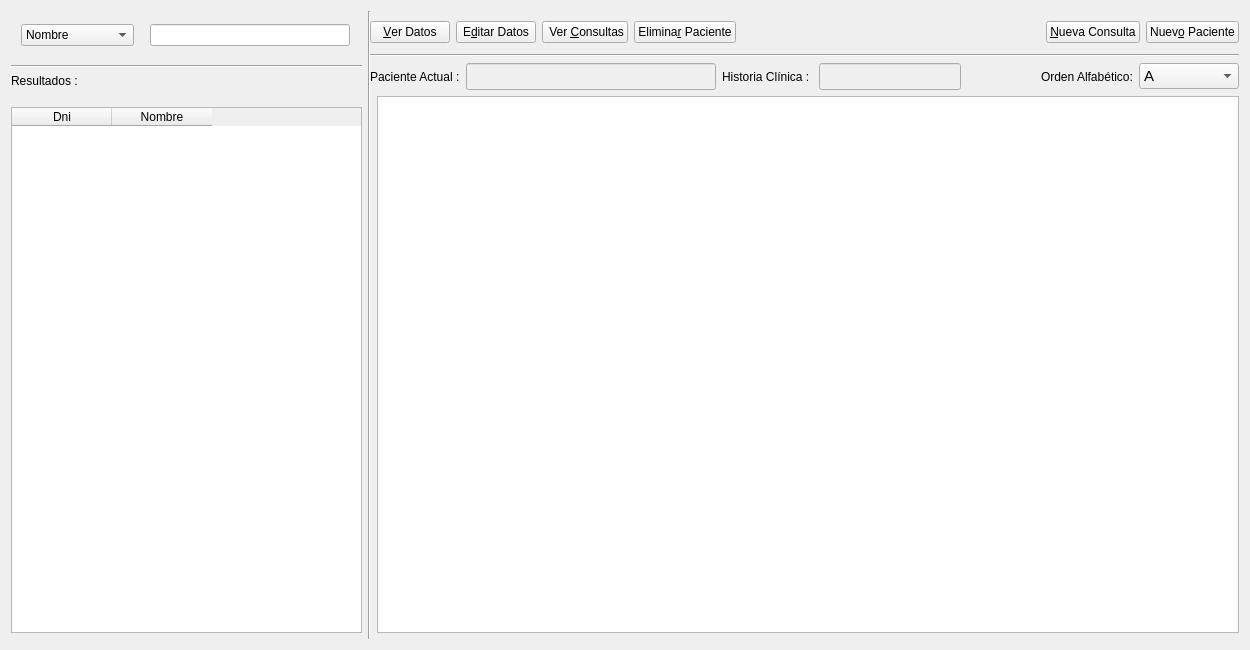
Above: paciente_ui.ui from rodety/Clinica before the change. Below: the same form after it.
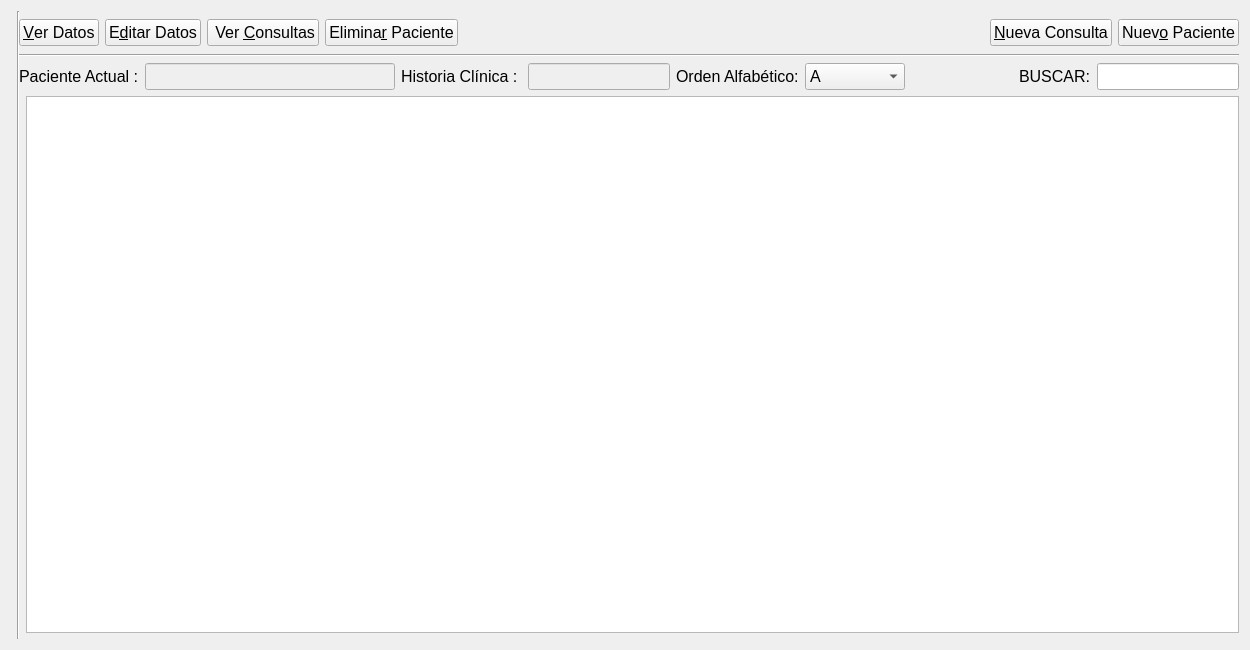
That is the form after the change. Icons and pictures are not drawn.

Commit message: actualizando cambios en Paciente y busquedas

```diff
--- a/paciente_ui.ui
+++ b/paciente_ui.ui
@@ -24,6 +24,11 @@
          <verstretch>0</verstretch>
         </sizepolicy>
        </property>
+       <property name="font">
+        <font>
+         <pointsize>12</pointsize>
+        </font>
+       </property>
        <property name="text">
         <string>Paciente Actual :</string>
        </property>
@@ -67,6 +72,11 @@
          <verstretch>0</verstretch>
         </sizepolicy>
        </property>
+       <property name="font">
+        <font>
+         <pointsize>12</pointsize>
+        </font>
+       </property>
        <property name="text">
         <string>Historia Clínica : </string>
        </property>
@@ -102,19 +112,6 @@
        </property>
       </widget>
      </item>
-     <item row="0" column="6">
-      <spacer name="horizontalSpacer_5">
-       <property name="orientation">
-        <enum>Qt::Horizontal</enum>
-       </property>
-       <property name="sizeHint" stdset="0">
-        <size>
-         <width>40</width>
-         <height>20</height>
-        </size>
-       </property>
-      </spacer>
-     </item>
      <item row="0" column="8">
       <widget class="QComboBox" name="comboBox">
        <property name="enabled">
@@ -128,7 +125,7 @@
        </property>
        <property name="font">
         <font>
-         <pointsize>11</pointsize>
+         <pointsize>12</pointsize>
         </font>
        </property>
        <item>
@@ -270,11 +267,61 @@
      </item>
      <item row="0" column="7">
       <widget class="QLabel" name="label">
+       <property name="font">
+        <font>
+         <pointsize>12</pointsize>
+        </font>
+       </property>
        <property name="text">
         <string>Orden Alfabético:</string>
        </property>
       </widget>
      </item>
+     <item row="0" column="11">
+      <widget class="QLineEdit" name="lineEdit_buscar">
+       <property name="font">
+        <font>
+         <pointsize>12</pointsize>
+        </font>
+       </property>
+       <property name="inputMask">
+        <string notr="true"/>
+       </property>
+       <property name="text">
+        <string extracomment="Apellidos y Nombres o Historia Clinica"/>
+       </property>
+      </widget>
+     </item>
+     <item row="0" column="10">
+      <widget class="QLabel" name="label_2">
+       <property name="font">
+        <font>
+         <pointsize>12</pointsize>
+        </font>
+       </property>
+       <property name="text">
+        <string>BUSCAR:</string>
+       </property>
+      </widget>
+     </item>
+     <item row="0" column="9">
+      <spacer name="horizontalSpacer_5">
+       <property name="font">
+        <font>
+         <pointsize>12</pointsize>
+        </font>
+       </property>
+       <property name="orientation">
+        <enum>Qt::Horizontal</enum>
+       </property>
+       <property name="sizeHint" stdset="0">
+        <size>
+         <width>40</width>
+         <height>20</height>
+        </size>
+       </property>
+      </spacer>
+     </item>
     </layout>
    </item>
    <item row="5" column="2" colspan="2">
@@ -283,95 +330,6 @@
    <item row="0" column="0" rowspan="5">
     <layout class="QGridLayout" name="gridLayout_3">
      <item row="0" column="0">
-      <spacer name="horizontalSpacer_3">
-       <property name="orientation">
-        <enum>Qt::Horizontal</enum>
-       </property>
-       <property name="sizeType">
-        <enum>QSizePolicy::Minimum</enum>
-       </property>
-       <property name="sizeHint" stdset="0">
-        <size>
-         <width>351</width>
-         <height>13</height>
-        </size>
-       </property>
-      </spacer>
-     </item>
-     <item row="1" column="0">
-      <layout class="QGridLayout" name="gridLayout">
-       <item row="0" column="0">
-        <widget class="QComboBox" name="comboBox_search">
-         <property name="sizePolicy">
-          <sizepolicy hsizetype="Fixed" vsizetype="Fixed">
-           <horstretch>0</horstretch>
-           <verstretch>0</verstretch>
-          </sizepolicy>
-         </property>
-         <property name="minimumSize">
-          <size>
-           <width>0</width>
-           <height>0</height>
-          </size>
-         </property>
-         <item>
-          <property name="text">
-           <string>Nombre</string>
-          </property>
-         </item>
-         <item>
-          <property name="text">
-           <string>Historia Clínica</string>
-          </property>
-         </item>
-         <item>
-          <property name="text">
-           <string>Dni</string>
-          </property>
-         </item>
-        </widget>
-       </item>
-       <item row="0" column="1">
-        <widget class="QLineEdit" name="lineEdit_PacienteSearch">
-         <property name="sizePolicy">
-          <sizepolicy hsizetype="Fixed" vsizetype="Fixed">
-           <horstretch>0</horstretch>
-           <verstretch>0</verstretch>
-          </sizepolicy>
-         </property>
-         <property name="minimumSize">
-          <size>
-           <width>200</width>
-           <height>0</height>
-          </size>
-         </property>
-         <property name="maximumSize">
-          <size>
-           <width>200</width>
-           <height>16777215</height>
-          </size>
-         </property>
-        </widget>
-       </item>
-       <item row="1" column="1">
-        <spacer name="verticalSpacer">
-         <property name="orientation">
-          <enum>Qt::Vertical</enum>
-         </property>
-         <property name="sizeType">
-          <enum>QSizePolicy::Fixed</enum>
-         </property>
-         <property name="sizeHint" stdset="0">
-          <size>
-           <width>20</width>
-           <height>13</height>
-          </size>
-         </property>
-        </spacer>
-       </item>
-      </layout>
-     </item>
-     <item row="2" column="0">
       <widget class="Line" name="line_2">
        <property name="sizePolicy">
         <sizepolicy hsizetype="Preferred" vsizetype="Fixed">
@@ -379,77 +337,25 @@
          <verstretch>0</verstretch>
         </sizepolicy>
        </property>
+       <property name="font">
+        <font>
+         <pointsize>12</pointsize>
+        </font>
+       </property>
        <property name="orientation">
         <enum>Qt::Horizontal</enum>
        </property>
       </widget>
      </item>
-     <item row="3" column="0">
-      <layout class="QGridLayout" name="gridLayout_2">
-       <item row="0" column="0">
-        <widget class="QLabel" name="label_4">
-         <property name="sizePolicy">
-          <sizepolicy hsizetype="Fixed" vsizetype="Fixed">
-           <horstretch>0</horstretch>
-           <verstretch>0</verstretch>
-          </sizepolicy>
-         </property>
-         <property name="text">
-          <string>Resultados :</string>
-         </property>
-        </widget>
-       </item>
-       <item row="1" column="0">
-        <spacer name="verticalSpacer_2">
-         <property name="orientation">
-          <enum>Qt::Vertical</enum>
-         </property>
-         <property name="sizeType">
-          <enum>QSizePolicy::Fixed</enum>
-         </property>
-         <property name="sizeHint" stdset="0">
-          <size>
-           <width>20</width>
-           <height>13</height>
-          </size>
-         </property>
-        </spacer>
-       </item>
-       <item row="3" column="0">
-        <widget class="QTableWidget" name="tableWidget_result">
-         <property name="sizePolicy">
-          <sizepolicy hsizetype="Expanding" vsizetype="Expanding">
-           <horstretch>0</horstretch>
-           <verstretch>0</verstretch>
-          </sizepolicy>
-         </property>
-         <property name="maximumSize">
-          <size>
-           <width>351</width>
-           <height>16777215</height>
-          </size>
-         </property>
-         <property name="sortingEnabled">
-          <bool>true</bool>
-         </property>
-         <column>
-          <property name="text">
-           <string>Dni</string>
-          </property>
-         </column>
-         <column>
-          <property name="text">
-           <string>Nombre</string>
-          </property>
-         </column>
-        </widget>
-       </item>
-      </layout>
-     </item>
     </layout>
    </item>
    <item row="2" column="2" colspan="2">
     <widget class="Line" name="line_4">
+     <property name="font">
+      <font>
+       <pointsize>12</pointsize>
+      </font>
+     </property>
      <property name="orientation">
       <enum>Qt::Horizontal</enum>
      </property>
@@ -465,6 +371,11 @@
          <verstretch>0</verstretch>
         </sizepolicy>
        </property>
+       <property name="font">
+        <font>
+         <pointsize>12</pointsize>
+        </font>
+       </property>
        <property name="text">
         <string>&amp;Ver Datos</string>
        </property>
@@ -488,6 +399,11 @@
          <verstretch>0</verstretch>
         </sizepolicy>
        </property>
+       <property name="font">
+        <font>
+         <pointsize>12</pointsize>
+        </font>
+       </property>
        <property name="text">
         <string>E&amp;ditar Datos</string>
        </property>
@@ -511,6 +427,11 @@
          <verstretch>0</verstretch>
         </sizepolicy>
        </property>
+       <property name="font">
+        <font>
+         <pointsize>12</pointsize>
+        </font>
+       </property>
        <property name="text">
         <string> Ver &amp;Consultas</string>
        </property>
@@ -534,6 +455,11 @@
          <verstretch>0</verstretch>
         </sizepolicy>
        </property>
+       <property name="font">
+        <font>
+         <pointsize>12</pointsize>
+        </font>
+       </property>
        <property name="text">
         <string>Elimina&amp;r Paciente</string>
        </property>
@@ -551,6 +477,11 @@
      </item>
      <item row="0" column="4">
       <spacer name="horizontalSpacer_4">
+       <property name="font">
+        <font>
+         <pointsize>12</pointsize>
+        </font>
+       </property>
        <property name="orientation">
         <enum>Qt::Horizontal</enum>
        </property>
@@ -573,6 +504,11 @@
          <verstretch>0</verstretch>
         </sizepolicy>
        </property>
+       <property name="font">
+        <font>
+         <pointsize>12</pointsize>
+        </font>
+       </property>
        <property name="text">
         <string>&amp;Nueva Consulta</string>
        </property>
@@ -596,6 +532,11 @@
          <verstretch>0</verstretch>
         </sizepolicy>
        </property>
+       <property name="font">
+        <font>
+         <pointsize>12</pointsize>
+        </font>
+       </property>
        <property name="text">
         <string>Nuev&amp;o Paciente</string>
        </property>
@@ -621,13 +562,26 @@
        <verstretch>0</verstretch>
       </sizepolicy>
      </property>
+     <property name="font">
+      <font>
+       <pointsize>12</pointsize>
+      </font>
+     </property>
      <property name="orientation">
       <enum>Qt::Vertical</enum>
      </property>
     </widget>
    </item>
    <item row="4" column="3">
-    <widget class="QTableView" name="tableView_ListaPacientes1"/>
+    <widget class="QTableView" name="tableView_ListaPacientes1">
+     <property name="font">
+      <font>
+       <pointsize>12</pointsize>
+       <weight>75</weight>
+       <bold>true</bold>
+      </font>
+     </property>
+    </widget>
    </item>
   </layout>
  </widget>
```
The commit also changes 181 other files.
